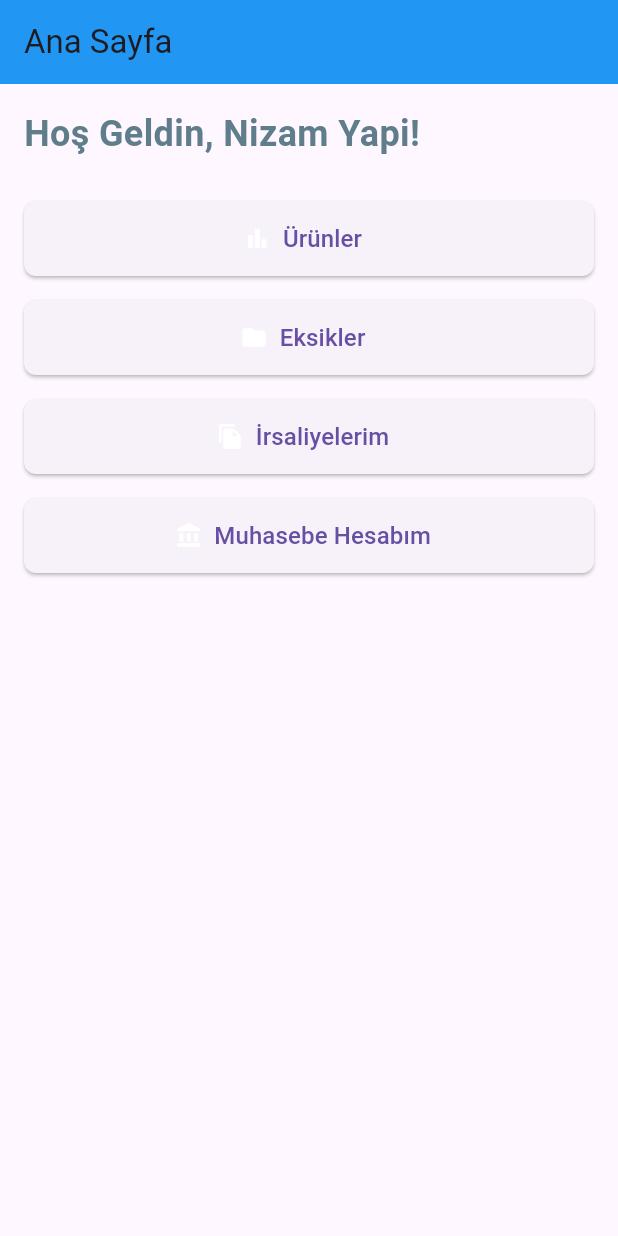
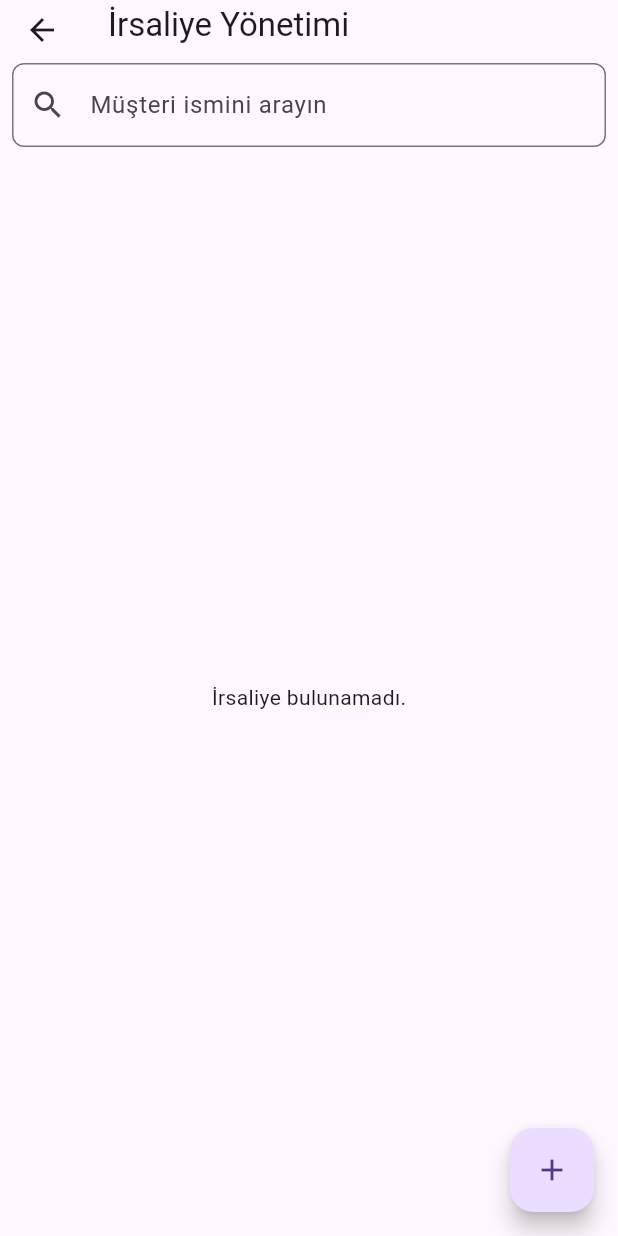
Before and after one commit to EmreMert2000/FinancialSupport, a Flutter app: the screen it shows after launch, after a tap on "İrsaliyelerim", on a phone screen of 412 x 824 dp. Run offline on Flutter 3.47's test engine with Material 3 defaults, Android fonts, the phone set to English and light mode, and no system bars; our stand-ins replace pdf, printing, sqflite; accounts and stored records are empty.

Commit message:
Invioce functions Commit

```diff
--- /dev/null
+++ b/finance/lib/ViewModel/invoice_viewmodel.dart
@@ -0,0 +1,26 @@
+import 'package:flutter/material.dart';
+import '../Db/db_helper.dart';
+import '../data/invoice.dart';
+import '../data/invoice_item.dart';
+
+class InvoiceViewModel extends ChangeNotifier {
+  final DatabaseHelper _dbHelper = DatabaseHelper.instance;
+
+  List<Invoice> _invoices = [];
+  List<Invoice> get invoices => _invoices;
+
+  Future<void> fetchInvoices() async {
+    _invoices = await _dbHelper.fetchInvoices();
+    notifyListeners();
+  }
+
+  Future<void> addInvoice(Invoice invoice) async {
+    await _dbHelper.insertInvoice(invoice);
+    await fetchInvoices();
+  }
+
+  Future<void> deleteInvoice(int id) async {
+    await _dbHelper.deleteInvoice(id);
+    await fetchInvoices();
+  }
+}
--- /dev/null
+++ b/finance/lib/data/invoice.dart
@@ -0,0 +1,32 @@
+class Invoice {
+  int? id;
+  String title;
+  String date;
+  List<Map<String, dynamic>>? products; // Ürün listesi
+
+  Invoice({
+    this.id,
+    required this.title,
+    required this.date,
+    this.products,
+  });
+
+  // Firestore ile uyumlu hale getirmek için fromMap ve toMap metodları ekleyin.
+  factory Invoice.fromMap(Map<String, dynamic> map) {
+    return Invoice(
+      id: map['id'],
+      title: map['title'],
+      date: map['date'],
+      products: List<Map<String, dynamic>>.from(map['products'] ?? []),
+    );
+  }
+
+  Map<String, dynamic> toMap() {
+    return {
+      'id': id,
+      'title': title,
+      'date': date,
+      'products': products,
+    };
+  }
+}
--- a/finance/lib/screens/HomeScreen.dart
+++ b/finance/lib/screens/HomeScreen.dart
@@ -1,6 +1,7 @@
 import 'package:flutter/material.dart';
 import 'ProductScreen.dart';
 import 'missing_list_screen.dart';
+import 'invoice_screen.dart';
 
 class HomeScreen extends StatelessWidget {
 
@@ -42,7 +43,10 @@ class HomeScreen extends StatelessWidget {
                   }),
                   _buildMenuButton(context, 'İrsaliyelerim', Icons.file_copy,
                       () {
-                    // İrsaliyelerim ekranına yönlendirme
+                    Navigator.push(
+    context,
+    MaterialPageRoute(builder: (context) => InvoiceScreen()),
+  );
                   }),
                   _buildMenuButton(
                       context, 'Muhasebe Hesabım', Icons.account_balance, () {
--- /dev/null
+++ b/finance/lib/screens/invoice_screen.dart
@@ -0,0 +1,89 @@
+import 'package:flutter/material.dart';
+import '../ViewModel/invoice_viewmodel.dart'; // ViewModel'i içeren dosya
+import '../data/invoice.dart'; // Veri modelini içeren dosya
+import 'create_invoice_screen.dart'; // İrsaliye oluşturma ekranı
+
+class InvoiceScreen extends StatefulWidget {
+  @override
+  _InvoiceScreenState createState() => _InvoiceScreenState();
+}
+
+class _InvoiceScreenState extends State<InvoiceScreen> {
+  late InvoiceViewModel _viewModel;
+  String _searchQuery = ''; // Arama sorgusu
+
+  @override
+  void initState() {
+    super.initState();
+    _viewModel = InvoiceViewModel();
+    _fetchInvoices();
+  }
+
+  Future<void> _fetchInvoices() async {
+    await _viewModel.fetchInvoices();
+    setState(() {});
+  }
+
+  @override
+  Widget build(BuildContext context) {
+    final filteredInvoices = _viewModel.invoices
+        .where((invoice) =>
+            invoice.title.toLowerCase().contains(_searchQuery.toLowerCase()))
+        .toList();
+
+    return Scaffold(
+      appBar: AppBar(
+        title: Text('İrsaliye Yönetimi'),
+        bottom: PreferredSize(
+          preferredSize: Size.fromHeight(50.0),
+          child: Padding(
+            padding: const EdgeInsets.all(8.0),
+            child: TextField(
+              onChanged: (value) {
+                setState(() {
+                  _searchQuery = value;
+                });
+              },
+              decoration: InputDecoration(
+                hintText: 'Müşteri ismini arayın',
+                prefixIcon: Icon(Icons.search),
+                border: OutlineInputBorder(
+                  borderRadius: BorderRadius.circular(8.0),
+                ),
+              ),
+            ),
+          ),
+        ),
+      ),
+      body: filteredInvoices.isNotEmpty
+          ? ListView.builder(
+              itemCount: filteredInvoices.length,
+              itemBuilder: (context, index) {
+                final invoice = filteredInvoices[index];
+                return ListTile(
+                  title: Text(invoice.title),
+                  subtitle: Text(invoice.date),
+                  trailing: IconButton(
+                    icon: Icon(Icons.delete, color: Colors.red),
+                    onPressed: () async {
+                      await _viewModel.deleteInvoice(invoice.id!);
+                      _fetchInvoices();
+                    },
+                  ),
+                );
+              },
+            )
+          : Center(child: Text('İrsaliye bulunamadı.')),
+      floatingActionButton: FloatingActionButton(
+        onPressed: () {
+          Navigator.push(
+            context,
+            MaterialPageRoute(builder: (context) => CreateInvoiceScreen()),
+          ).then((_) => _fetchInvoices()); // Yeni irsaliye sonrası listeyi güncelle
+        },
+        child: Icon(Icons.add),
+        tooltip: 'Yeni İrsaliye Oluştur',
+      ),
+    );
+  }
+}
--- a/finance/pubspec.yaml
+++ b/finance/pubspec.yaml
@@ -39,6 +39,8 @@ dependencies:
   path: ^1.9.0
   shared_preferences: ^2.3.3
   provider: ^6.1.2
+  pdf: ^3.11.1
+  printing: ^5.13.4
 
 dev_dependencies:
   flutter_test:
```
Also changed, not shown: finance/lib/Db/db_helper.dart (+75 -0 lines), finance/lib/data/invoice_item.dart (added, +35 -0 lines), finance/lib/screens/create_invoice_screen.dart (added, +153 -0 lines), finance/lib/screens/register_screen.dart (deleted, +0 -71 lines), 5 other files.
